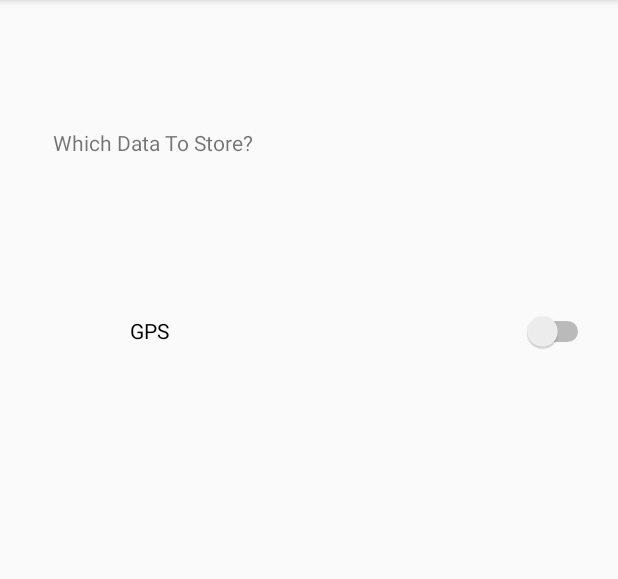
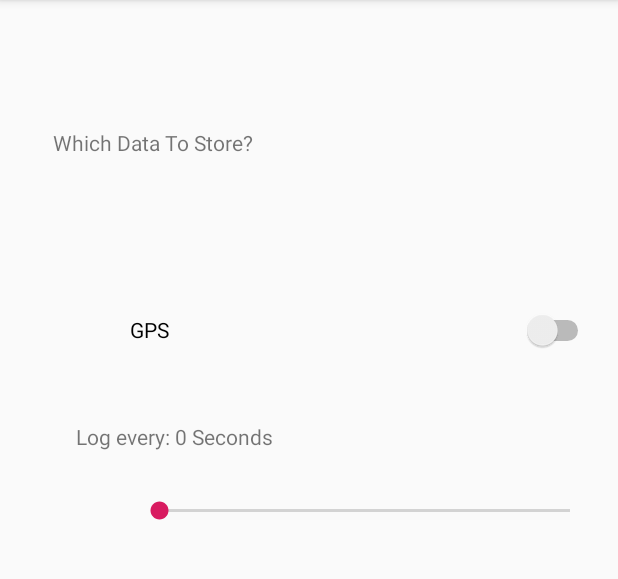
Before and after one commit to WebThor/Blockchain-Trading-Application, an Android app: the DataStore screen opened directly, with no data from a screen before it, on a phone screen of 412 x 824 dp, the part 84-663 px from its top. Run offline under Robolectric (Android 15) with nearby library versions, the phone set to English and light mode, and no system bars.

Commit message:
GPS Tracking working

```diff
--- a/app/src/main/java/com/example/datasell/DataStore.java
+++ b/app/src/main/java/com/example/datasell/DataStore.java
@@ -26,6 +26,7 @@ import android.util.Log;
 import android.view.View;
 import android.widget.Button;
 import android.widget.CompoundButton;
+import android.widget.SeekBar;
 import android.widget.Switch;
 import android.widget.TextView;
 import android.widget.Toast;
@@ -35,9 +36,12 @@ import java.util.Date;
 
 public class DataStore extends AppCompatActivity {
     private Switch switchGPS;
-
+    private TextView gpsText;
+    private SeekBar gpsSpeed;
     private BroadcastReceiver broadcastReceiver;
-
+    private static final String LOGTAG = "GPS_LOG";
+    private int progress = 0;
+    private boolean isGPSLoggingActive = false;
 
     @Override
     protected void onResume() {
@@ -47,7 +51,7 @@ public class DataStore extends AppCompatActivity {
                 @Override
                 public void onReceive(Context context, Intent intent) {
 
-                    Log.i("GPS_LOG","\n" +intent.getExtras().get("coordinates"));
+                    Log.i(LOGTAG,"\n" +intent.getExtras().get("coordinates"));
 
                 }
             };
@@ -74,8 +78,48 @@ public class DataStore extends AppCompatActivity {
         super.onCreate(savedInstanceState);
         setContentView(R.layout.activity_data_store);
         switchGPS = findViewById(R.id.storeGPSSwitch);
+        gpsText = findViewById(R.id.gpsSpeedTextField);
+        gpsSpeed = findViewById(R.id.gpsSeekBar);
+
+        gpsText.setText("Log every: " + progress + " Seconds");
 
 
+        this.gpsSpeed.setOnSeekBarChangeListener(new SeekBar.OnSeekBarChangeListener() {
+            // When Progress value changed.
+            @Override
+            public void onProgressChanged(SeekBar seekBar, int progressValue, boolean fromUser) {
+                progress = progressValue;
+                gpsText.setText("Log every: " + progress + " Seconds");
+
+
+
+            }
+
+            // Notification that the user has started a touch gesture.
+            @Override
+            public void onStartTrackingTouch(SeekBar seekBar) {
+                Log.i(LOGTAG, "Started tracking seekbar");
+
+                if(switchGPS.isChecked()){
+                    switchGPS.setChecked(false);
+                }
+
+
+
+            }
+
+            // Notification that the user has finished a touch gesture
+            @Override
+            public void onStopTrackingTouch(SeekBar seekBar) {
+                gpsText.setText("Log every: " + progress + " Seconds");
+                Log.i(LOGTAG, "Stopped tracking seekbar");
+
+                if(!switchGPS.isChecked()){
+                    switchGPS.setChecked(true);
+                }
+
+            }
+        });
 
         if(!runtime_permissions())
             enable_buttons();
@@ -87,10 +131,10 @@ public class DataStore extends AppCompatActivity {
 
         switchGPS.setOnCheckedChangeListener(new CompoundButton.OnCheckedChangeListener() {
             public void onCheckedChanged(CompoundButton buttonView, boolean isChecked) {
+                isGPSLoggingActive = isChecked;
                 if (isChecked) {
-
                     Intent i = new Intent(getApplicationContext(), GPS_Service.class);
-                   // i.addFlags(Intent.FLAG_ACTIVITY_NEW_TASK);
+                    i.putExtra("GPS_Frequence",progress);
                    startService(i);
                 }else{
                     Intent i = new Intent(getApplicationContext(),GPS_Service.class);
--- a/app/src/main/res/layout/activity_data_store.xml
+++ b/app/src/main/res/layout/activity_data_store.xml
@@ -40,4 +40,33 @@
         app:layout_constraintStart_toStartOf="parent"
         app:layout_constraintTop_toBottomOf="@+id/dataStoreTextField" />
 
+    <SeekBar
+        android:id="@+id/gpsSeekBar"
+        android:layout_width="306dp"
+        android:layout_height="32dp"
+        android:layout_marginStart="89dp"
+        android:layout_marginTop="12dp"
+        android:layout_marginEnd="16dp"
+        android:layout_marginBottom="411dp"
+        android:max="600"
+        app:layout_constraintBottom_toBottomOf="parent"
+        app:layout_constraintEnd_toEndOf="parent"
+        app:layout_constraintHorizontal_bias="1.0"
+        app:layout_constraintStart_toStartOf="parent"
+        app:layout_constraintTop_toBottomOf="@+id/gpsSpeedTextField" />
+
+    <TextView
+        android:id="@+id/gpsSpeedTextField"
+        android:layout_width="wrap_content"
+        android:layout_height="wrap_content"
+        android:layout_marginStart="86dp"
+        android:layout_marginTop="35dp"
+        android:layout_marginEnd="266dp"
+        android:layout_marginBottom="12dp"
+        android:text="TextView"
+        app:layout_constraintBottom_toTopOf="@+id/gpsSeekBar"
+        app:layout_constraintEnd_toEndOf="parent"
+        app:layout_constraintStart_toStartOf="parent"
+        app:layout_constraintTop_toBottomOf="@+id/storeGPSSwitch" />
+
 </android.support.constraint.ConstraintLayout>
```
Also changed, not shown: app/src/main/java/com/example/datasell/GPS_Service.java (+9 -2 lines).
